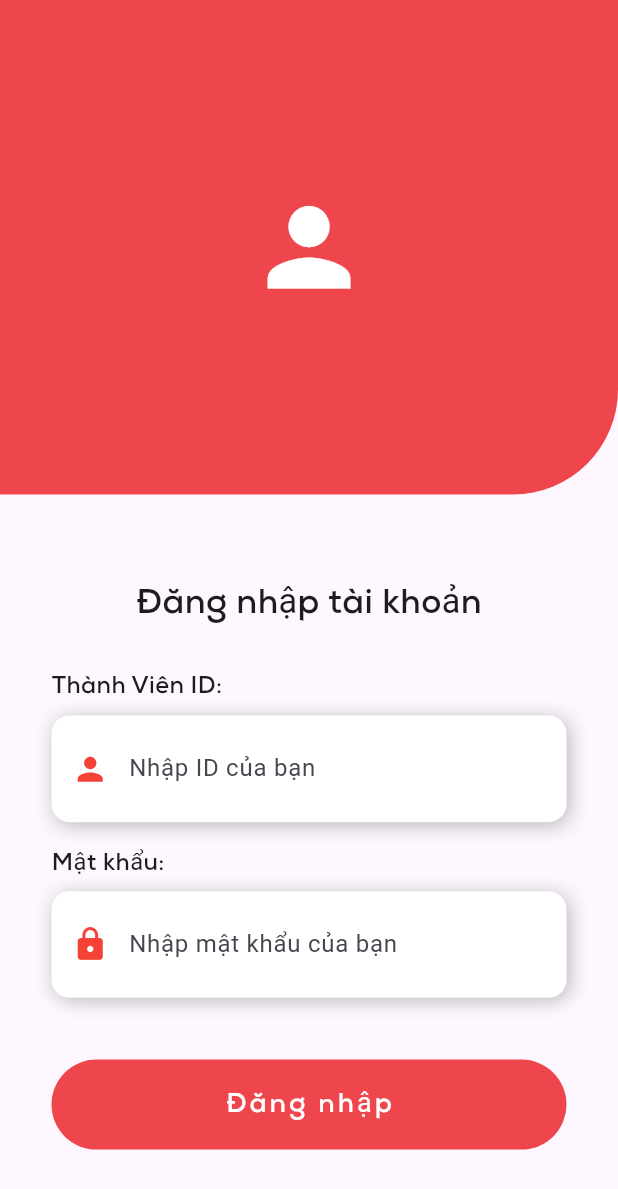
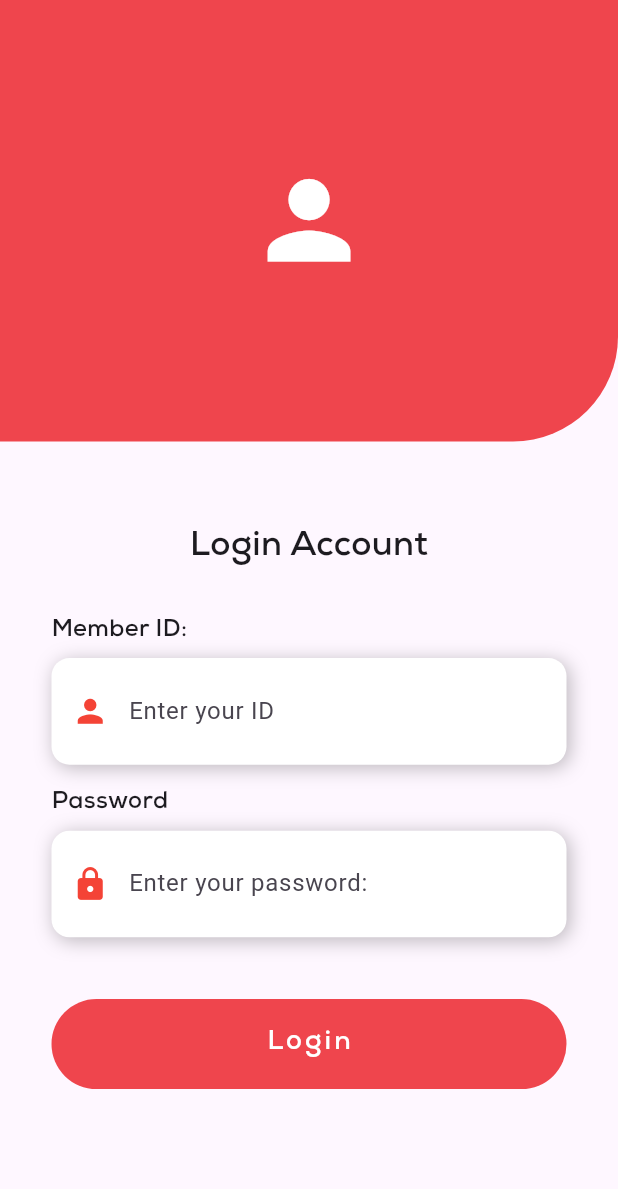
Before and after one commit to Kaicity/Attendance-App, a Flutter app: the screen it shows after launch, on a phone screen of 412 x 824 dp. Shown: the top 1189 px of the screen. Run offline on Flutter 3.47's test engine with Material 3 defaults, Android fonts, the phone set to English and light mode, and no system bars; our stand-ins replace cached_network_image, cloud_firestore, firebase_core, flutter_keyboard_visibility, flutter_phoenix, font_awesome_flutter and 5 more; accounts and stored records are empty.

Commit message:
fixed bug_feature_#3

```diff
--- a/lib/login_screen.dart
+++ b/lib/login_screen.dart
@@ -46,7 +46,7 @@ class _LoginScreenState extends State<LoginScreen> {
                 height: 5,
               )
                   : Container(
-                height: screenHeight / 2.5,
+                height: screenHeight / 2.8,
                 width: screenWidth,
                 decoration: BoxDecoration(
                   color: primary,
@@ -65,7 +65,7 @@ class _LoginScreenState extends State<LoginScreen> {
                 margin: EdgeInsets.only(
                     top: screenHeight / 15, bottom: screenHeight / 30),
                 child: Text(
-                  "Đăng nhập tài khoản",
+                  "Login Account",
                   style: TextStyle(
                       fontSize: screenWidth / 18, fontFamily: "NexaBold"),
                 ),
@@ -76,14 +76,14 @@ class _LoginScreenState extends State<LoginScreen> {
                 child: Column(
                   crossAxisAlignment: CrossAxisAlignment.start,
                   children: [
-                    fieldTitle("Thành Viên ID: "),
+                    fieldTitle("Member ID: "),
                     customeField(
-                        "Nhập ID của bạn", idController, Icons.person, false),
+                        "Enter your ID", idController, Icons.person, false),
                     const SizedBox(
                       height: 15,
                     ),
-                    fieldTitle("Mật khẩu: "),
-                    customeField("Nhập mật khẩu của bạn", passController,
+                    fieldTitle("Password "),
+                    customeField("Enter your password: ", passController,
                         Icons.lock, true),
                     GestureDetector(
                       onTap: () async {
@@ -95,14 +95,16 @@ class _LoginScreenState extends State<LoginScreen> {
                         if (id.isEmpty) {
                           ScaffoldMessenger.of(context).showSnackBar(
                             const SnackBar(
+                              showCloseIcon: true,
                               content:
-                              Text("ID thành viên không được để trống"),
+                              Text("Member ID is still"),
                             ),
                           );
                         } else if (password.isEmpty) {
                           ScaffoldMessenger.of(context).showSnackBar(
                             const SnackBar(
-                              content: Text("Mật khẩu không được để trống"),
+                              showCloseIcon: true,
+                              content: Text("Password is still"),
                             ),
                           );
                         } else {
@@ -130,8 +132,9 @@ class _LoginScreenState extends State<LoginScreen> {
                             } else {
                               ScaffoldMessenger.of(context).showSnackBar(
                                   const SnackBar(
+                                      showCloseIcon: true,
                                       content:
-                                      Text("Mật khẩu không chính xác!")));
+                                      Text("Password is incorrect")));
                             }
                           } catch (e) {
                             String error = " ";
@@ -139,16 +142,17 @@ class _LoginScreenState extends State<LoginScreen> {
                             if (e.toString() ==
                                 "RangeError (index): Invalid value: Valid value range is empty: 0") {
                               setState(() {
-                                error = "Thành viên không tồn tại";
+                                error = "Member is not exist";
                               });
                             } else {
                               setState(() {
-                                error = "Có lỗi xảy ra";
+                                error = "Have error";
                               });
                             }
 
                             ScaffoldMessenger.of(context).showSnackBar(
                               SnackBar(
+                                showCloseIcon: true,
                                 content: Text(error),
                               ),
                             );
@@ -167,7 +171,7 @@ class _LoginScreenState extends State<LoginScreen> {
                         ),
                         child: const Center(
                           child: Text(
-                            "Đăng nhập",
+                            "Login",
                             style: TextStyle(
                               color: Colors.white,
                               fontFamily: "NexaBold",
@@ -230,7 +234,7 @@ class _LoginScreenState extends State<LoginScreen> {
           ),
           Expanded(
             child: Padding(
-              padding: EdgeInsets.only(right: screenWidth / 6),
+              padding: EdgeInsets.only(right: screenWidth / 4),
               child: TextFormField(
                 controller: controllerGetValue,
                 enableSuggestions: false,
--- a/lib/main.dart
+++ b/lib/main.dart
@@ -3,7 +3,7 @@ import 'package:attendance_app/model/user.dart';
 import 'package:firebase_core/firebase_core.dart';
 import 'package:flutter/material.dart';
 import 'package:flutter_keyboard_visibility/flutter_keyboard_visibility.dart';
-import 'package:month_picker_dialog/month_picker_dialog.dart';
+import 'package:flutter_phoenix/flutter_phoenix.dart';
 import 'package:shared_preferences/shared_preferences.dart';
 
 import 'login_screen.dart';
@@ -12,7 +12,11 @@ Future<void> main() async {
   WidgetsFlutterBinding.ensureInitialized();
   await Firebase.initializeApp();
 
-  runApp(const MyApp());
+  runApp(
+    Phoenix(
+      child: const MyApp(),
+    ),
+  );
 }
 
 class MyApp extends StatelessWidget {
@@ -23,16 +27,13 @@ class MyApp extends StatelessWidget {
   Widget build(BuildContext context) {
     return MaterialApp(
       debugShowCheckedModeBanner: false,
-      title: 'Attendance timekeeping',
+      title: 'Attendance Timekeeping',
       theme: ThemeData(
         primarySwatch: Colors.blue,
       ),
       home: const KeyboardVisibilityProvider(
         child: AuthCheck(),
       ),
-      localizationsDelegates: [
-
-      ],
     );
   }
 }
--- a/pubspec.yaml
+++ b/pubspec.yaml
@@ -40,9 +40,10 @@ dependencies:
   intl: ^0.19.0
   month_picker_dialog: ^4.0.0
   flutter_localization: ^0.2.0
-  location: ^6.0.2
+  location: ^5.0.0
   geocoding: ^3.0.0
   cached_network_image: ^3.3.1
+  flutter_phoenix: ^1.0.0
   # The following adds the Cupertino Icons font to your application.
   # Use with the CupertinoIcons class for iOS style icons.
   cupertino_icons: ^1.0.2
```
Also changed, not shown: lib/calendar_screen.dart (+16 -14 lines), lib/home_screen.dart (+10 -4 lines), lib/profile_screen.dart (+37 -8 lines), lib/today_screen.dart (+9 -77 lines), pubspec.lock, 1 other file.
